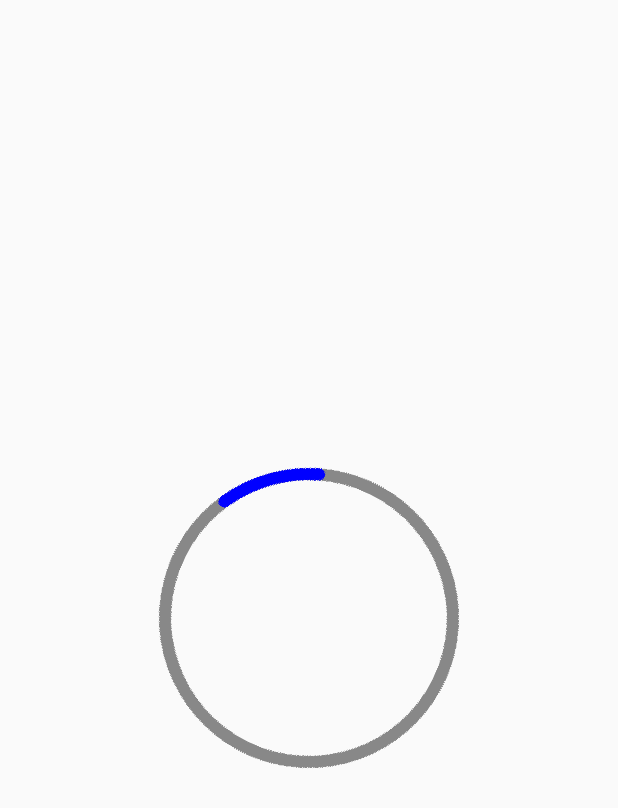
After one commit to zsgfrtttt/BaseAndroid, an Android app: the AliPayLoadActivity screen opened directly, with no data from a screen before it, on a phone screen of 412 x 824 dp. The commit adds this screen. Shown: the top 808 px of the screen. Run offline under Robolectric (Android 15) with nearby library versions, the phone set to English and light mode, and no system bars.

Commit message:
.alipayLoadingView

```diff
--- a/app/src/main/AndroidManifest.xml
+++ b/app/src/main/AndroidManifest.xml
@@ -185,6 +185,7 @@
         <activity android:name="com.pl.one.MainActivity"></activity>
         <activity android:name="com.pl.one.SecondActivity"></activity>
         <activity android:name=".activity.cus_viewgroup.KeyboardActivity"></activity>
+        <activity android:name=".activity.cus_view.AliPayLoadActivity"></activity>
 
         <service
             android:name="groovy.hydbest.Messenger.MessageService"
--- /dev/null
+++ b/app/src/main/java/com/hydbest/baseandroid/activity/cus_view/AliPayLoadActivity.java
@@ -0,0 +1,19 @@
+package com.hydbest.baseandroid.activity.cus_view;
+
+import android.os.Bundle;
+import android.support.annotation.Nullable;
+import android.support.v7.app.AppCompatActivity;
+
+import com.hydbest.baseandroid.R;
+
+/**
+ * Created by csz on 2019/5/15.
+ */
+
+public class AliPayLoadActivity extends AppCompatActivity {
+    @Override
+    protected void onCreate(@Nullable Bundle savedInstanceState) {
+        super.onCreate(savedInstanceState);
+        setContentView(R.layout.activity_alipay_loading);
+    }
+}
--- a/app/src/main/java/com/hydbest/baseandroid/util/DataGeneration.java
+++ b/app/src/main/java/com/hydbest/baseandroid/util/DataGeneration.java
@@ -22,6 +22,7 @@ import com.hydbest.baseandroid.activity.concurrent.ReentrantLockActivity;
 import com.hydbest.baseandroid.activity.concurrent.ThreadConcurrentActivity;
 import com.hydbest.baseandroid.activity.concurrent.ThreadLocalActivity;
 import com.hydbest.baseandroid.activity.cus_view.AdActivity;
+import com.hydbest.baseandroid.activity.cus_view.AliPayLoadActivity;
 import com.hydbest.baseandroid.activity.cus_view.LargeImageActivity;
 import com.hydbest.baseandroid.activity.cus_view.MultiTouchActivity;
 import com.hydbest.baseandroid.activity.cus_view.TextAreaActivity;
@@ -100,10 +101,12 @@ public class DataGeneration {
         Fragmentation subItem1_1 = new Fragmentation("加载查看超大图片", LargeImageActivity.class);
         Fragmentation subItem1_2 = new Fragmentation("多触点的View", MultiTouchActivity.class);
         Fragmentation subItem1_3 = new Fragmentation("长文对齐TextView", TextAreaActivity.class);
+        Fragmentation subItem1_4 = new Fragmentation("阿里加载view", AliPayLoadActivity.class);
         item1.addSubItem(subItem1_0);
         item1.addSubItem(subItem1_1);
         item1.addSubItem(subItem1_2);
         item1.addSubItem(subItem1_3);
+        item1.addSubItem(subItem1_4);
 
         Level0Item item2 = new Level0Item("android自定义ViewGroup", "");
         Fragmentation subItem2_0 = new Fragmentation("constrainLayout", ConstraintActivity.class);
--- /dev/null
+++ b/app/src/main/java/com/hydbest/baseandroid/view/view/AliPayLoadingView.java
@@ -0,0 +1,125 @@
+package com.hydbest.baseandroid.view.view;
+
+import android.animation.ValueAnimator;
+import android.content.Context;
+import android.content.res.TypedArray;
+import android.graphics.Bitmap;
+import android.graphics.Canvas;
+import android.graphics.Color;
+import android.graphics.Paint;
+import android.graphics.RectF;
+import android.support.annotation.Nullable;
+import android.util.AttributeSet;
+import android.util.Log;
+import android.view.View;
+import android.view.animation.LinearInterpolator;
+
+import com.hydbest.baseandroid.R;
+
+/**
+ * Created by csz on 2019/5/15.
+ */
+
+public class AliPayLoadingView extends View {
+
+    private static final int DEFAULT_STROKE_WIDTH = 12;
+    private static final int DEFAULT_CIRCLE_COLOR = Color.GRAY;
+    private static final int DEFAULT_ROTATE_COLOR = Color.BLUE;
+    private static final int DEFAULT_ROTATE_DURATION = 4000;
+
+    private Paint mPaint;
+    private int mCirlceColor = DEFAULT_CIRCLE_COLOR;
+    private int mRotateColor = DEFAULT_ROTATE_COLOR;
+    private int mStrokeWidth = DEFAULT_STROKE_WIDTH;
+    private int mRotateDuration = DEFAULT_ROTATE_DURATION;
+
+    private Bitmap mBitmap;
+    private int cx,cy;
+    private ValueAnimator mRotateAnim;
+
+    public AliPayLoadingView(Context context) {
+        this(context,null);
+    }
+
+    public AliPayLoadingView(Context context, @Nullable AttributeSet attrs) {
+        this(context, attrs,0);
+    }
+
+    public AliPayLoadingView(Context context, @Nullable AttributeSet attrs, int defStyleAttr) {
+        super(context, attrs, defStyleAttr);
+        init(context,attrs);
+        initPaint();
+    }
+
+    private void init(Context context, AttributeSet attrs){
+        TypedArray typedArray = context.obtainStyledAttributes(attrs, R.styleable.AliPayLoadingView);
+        mCirlceColor = typedArray.getColor(R.styleable.AliPayLoadingView_circleColor, mCirlceColor);
+        mRotateColor = typedArray.getColor(R.styleable.AliPayLoadingView_rotateColor,mRotateColor);
+        mStrokeWidth = typedArray.getDimensionPixelSize(R.styleable.AliPayLoadingView_strokeWidth,mStrokeWidth);
+        int offset = typedArray.getDimensionPixelOffset(R.styleable.AliPayLoadingView_strokeWidth,mStrokeWidth);
+        int dimension = (int) typedArray.getDimension(R.styleable.AliPayLoadingView_strokeWidth,mStrokeWidth);
+        mRotateDuration = typedArray.getInteger(R.styleable.AliPayLoadingView_rotateDuration,mRotateDuration);
+        Log.i("csz","PixelSize:" + mStrokeWidth + "   offset:"+offset + "   dimension:"+dimension);
+
+        typedArray.recycle();
+    }
+
+    private void initPaint() {
+        mPaint = new Paint(Paint.ANTI_ALIAS_FLAG);
+        mPaint.setDither(true);
+        mPaint.setStrokeWidth(mStrokeWidth);
+        mPaint.setStyle(Paint.Style.STROKE);
+        mPaint.setColor(mCirlceColor);
+        mPaint.setStrokeCap(Paint.Cap.ROUND);
+    }
+
+    @Override
+    protected void onSizeChanged(int w, int h, int oldw, int oldh) {
+        super.onSizeChanged(w, h, oldw, oldh);
+        createLoadingBitmap(w - getPaddingLeft() - getPaddingRight()  ,h - getPaddingTop() - getPaddingBottom());
+        startRotate();
+    }
+
+    private void createLoadingBitmap(int realwidth, int realheight) {
+        float radius = Math.min(realwidth ,realheight)/2 - mStrokeWidth / 2;
+        float length = Math.min(realwidth ,realheight);
+        cx = (int) (getPaddingLeft() + (realwidth - length)/2 + length/2);
+        cy = (int) (getPaddingTop() + (realheight - length)/2 + length/2);
+        Bitmap bitmap = Bitmap.createBitmap(getWidth(),getHeight(), Bitmap.Config.ARGB_8888);
+        Canvas canvas = new Canvas(bitmap);
+        canvas.drawCircle(cx,cy,radius,mPaint);
+
+        mPaint.setColor(mRotateColor);
+        canvas.drawArc(new RectF(cx-radius,cy-radius,cx+radius,cy+radius),
+                0,40,false,mPaint);
+
+        this.mBitmap = bitmap;
+    }
+
+    private void startRotate() {
+        mRotateAnim = ValueAnimator.ofFloat(0,360.f).setDuration(mRotateDuration);
+        mRotateAnim.setInterpolator(new LinearInterpolator());
+        mRotateAnim.addUpdateListener(new ValueAnimator.AnimatorUpdateListener() {
+            @Override
+            public void onAnimationUpdate(ValueAnimator animation) {
+                Float val = (Float) animation.getAnimatedValue();
+                setRotation(val);
+            }
+        });
+        mRotateAnim.setRepeatCount(ValueAnimator.INFINITE);
+        mRotateAnim.start();
+    }
+
+    @Override
+    protected void onDraw(Canvas canvas) {
+        super.onDraw(canvas);
+        canvas.drawBitmap(mBitmap,0,0,null);
+    }
+
+    @Override
+    protected void onDetachedFromWindow() {
+        super.onDetachedFromWindow();
+        mBitmap.recycle();
+        mRotateAnim.cancel();
+    }
+}
--- /dev/null
+++ b/app/src/main/res/layout/activity_alipay_loading.xml
@@ -0,0 +1,12 @@
+<?xml version="1.0" encoding="utf-8"?>
+<RelativeLayout
+    xmlns:android="http://schemas.android.com/apk/res/android"
+    android:layout_width="match_parent"
+    android:layout_height="match_parent">
+
+    <com.hydbest.baseandroid.view.view.AliPayLoadingView
+        android:layout_centerInParent="true"
+        android:layout_width="200dp"
+        android:layout_height="200dp"/>
+
+</RelativeLayout>
--- a/app/src/main/res/values/attrs.xml
+++ b/app/src/main/res/values/attrs.xml
@@ -3,4 +3,11 @@
     <declare-styleable name="AlignTextView">
         <attr name="alignOnlyOneLine" format="boolean" />
     </declare-styleable>
+
+    <declare-styleable name="AliPayLoadingView">
+        <attr name="rotateColor" format="color" />
+        <attr name="circleColor" format="color" />
+        <attr name="strokeWidth" format="dimension" />
+        <attr name="rotateDuration" format="integer" />
+    </declare-styleable>
 </resources>
```
